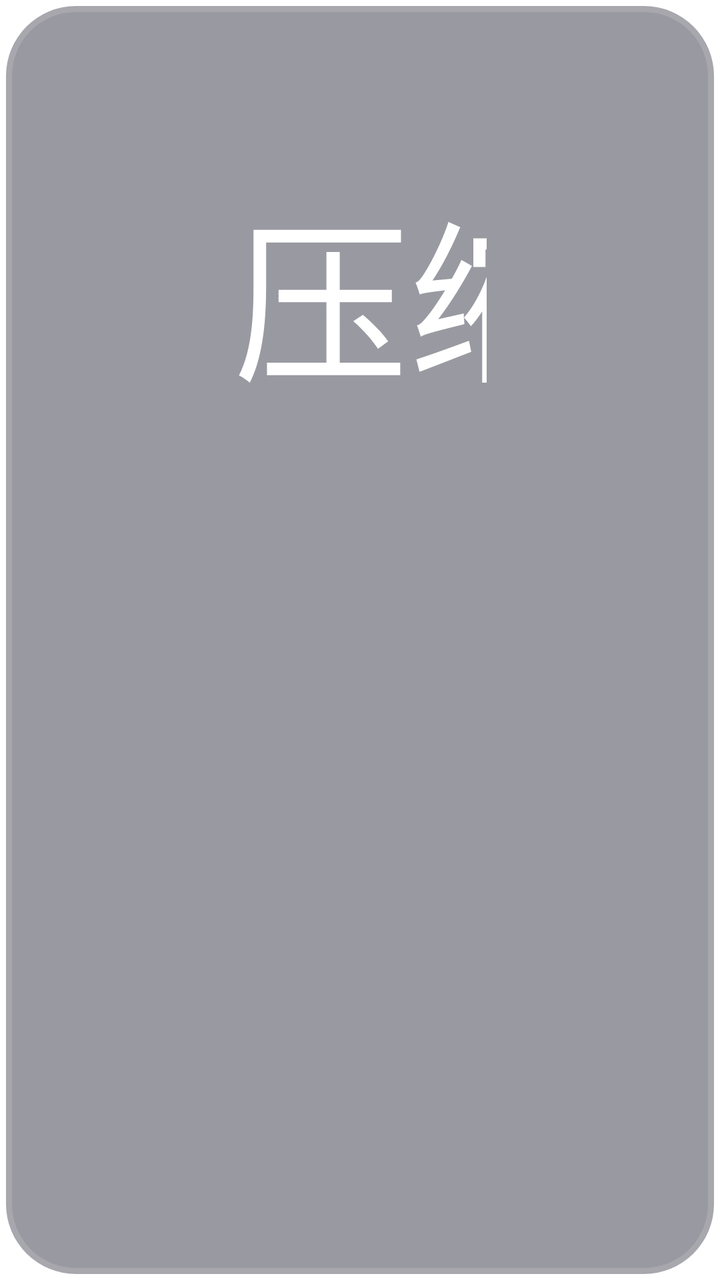
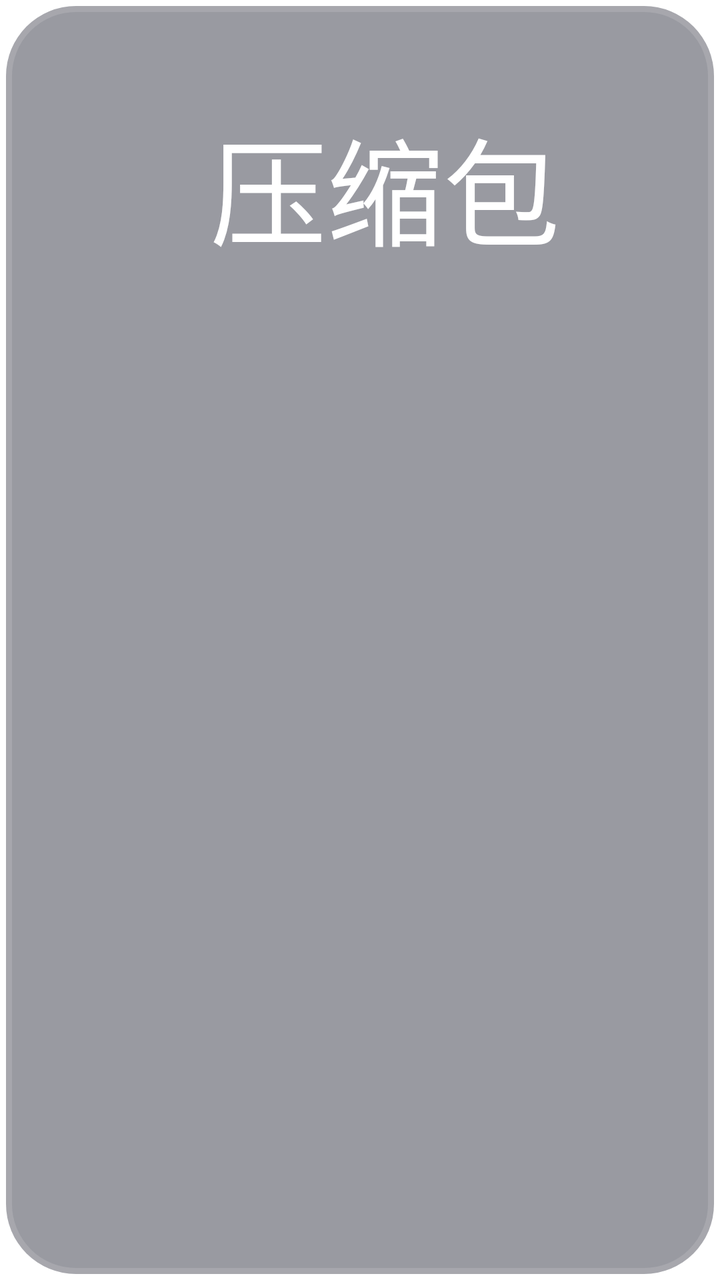

Before-and-after screenshots of an Android layout around one commit, followed by the original layout XML and the change that was made.
<!-- AndroidManifest.xml: application theme AppTheme.NoActionBar -->
<!-- res/layout/item_search_subtitle_result.xml -->
<?xml version="1.0" encoding="utf-8"?>
<FrameLayout xmlns:android="http://schemas.android.com/apk/res/android"
    android:layout_width="match_parent"
    android:layout_height="wrap_content"
    android:background="@drawable/button_danmu_setting"
    android:focusable="true">

    <LinearLayout
        android:layout_width="match_parent"
        android:layout_height="@dimen/vs_50"
        android:layout_marginBottom="@dimen/vs_10"
        android:background="@drawable/shape_setting_sort_focus"
        android:focusable="true"
        android:singleLine="true"
        android:maxLines="1"
        android:gravity="center_vertical"
        android:orientation="horizontal"
        android:paddingLeft="@dimen/vs_20"
        android:paddingRight="@dimen/vs_20"
        android:visibility="visible">

        <TextView
            android:id="@+id/subtitleName"
            android:layout_width="0dp"
            android:layout_height="wrap_content"
            android:layout_weight="1"
            android:singleLine="true"
            android:maxLines="1"
            android:text="字幕搜索结果"
            android:textColor="@color/dialog_text_primary"
            android:textSize="@dimen/ts_22" />
        <TextView
            android:id="@+id/subtitleNameInfo"
            android:layout_width="@dimen/vs_80"
            android:layout_height="wrap_content"
            android:singleLine="true"
            android:maxLines="1"
            android:text="压缩包"
            android:textColor="@color/dialog_text_primary"
            android:textSize="@dimen/ts_22" />

    </LinearLayout>
</FrameLayout>
<!-- resources referenced by this layout -->
<resources>
  <color name="dialog_text_primary">#FFFFFFFF</color>
  <dimen name="ts_22">15mm</dimen>
  <dimen name="vs_10">10mm</dimen>
  <dimen name="vs_20">20mm</dimen>
  <dimen name="vs_50">50mm</dimen>
  <dimen name="vs_80">80mm</dimen>
  <!-- drawable button_danmu_setting (drawable) -->
  <?xml version="1.0" encoding="utf-8"?>
  <selector xmlns:android="http://schemas.android.com/apk/res/android">
      <item android:state_focused="true">
          <shape>
              <corners android:radius="@dimen/vs_6" />
              <solid android:color="@color/dialog_control_bg_focused" />
              <stroke
                  android:width="@dimen/vs_1"
                  android:color="@color/dialog_control_stroke_focused" />
          </shape>
      </item>
      <item>
          <shape>
              <corners android:radius="@dimen/vs_6" />
              <solid android:color="@color/dialog_control_bg" />
              <stroke
                  android:width="@dimen/vs_1"
                  android:color="@color/dialog_control_stroke" />
          </shape>
      </item>
  </selector>
  <!-- drawable shape_setting_sort_focus (drawable) -->
  <?xml version="1.0" encoding="utf-8"?>
  <selector xmlns:android="http://schemas.android.com/apk/res/android">
      <item android:state_focused="true">
          <shape>
              <corners android:radius="5mm" />
              <stroke android:width="2mm" android:color="@android:color/white" />
          </shape>
      </item>
      <item android:state_focused="false">
          <shape>
              <solid android:color="@android:color/transparent" />
          </shape>
      </item>
  </selector>
  <style name="AppTheme.NoActionBar" parent="AppTheme">
          <item name="android:windowActionBar">false</item>
          <item name="android:windowNoTitle">true</item>
          <item name="windowActionBar">false</item>
          <item name="android:windowFullscreen">false</item>//手机版：默认保留状态栏，全屏页面运行时再隐藏
          <item name="android:windowContentOverlay">@null</item>//是否有遮盖
          <item name="windowNoTitle">true</item>
          <item name="android:keepScreenOn">true</item>
          
          <item name="android:windowBackground">@android:color/transparent</item>
      </style>
  <dimen name="vs_6">6mm</dimen>
  <color name="dialog_control_bg_focused">#CC1890FF</color>
  <dimen name="vs_1">1mm</dimen>
  <color name="dialog_control_stroke_focused">#CC02F8E1</color>
  <color name="dialog_control_bg">#80353744</color>
  <color name="dialog_control_stroke">#22FFFFFF</color>
  <style name="AppTheme" parent="Theme.AppCompat.Light.DarkActionBar">
          
          <item name="colorPrimary">@color/color_6200EE</item>
          <item name="colorPrimaryDark">@color/color_3700B3</item>
          <item name="colorAccent">@color/color_03DAC5</item>
      </style>
  <color name="color_6200EE">#6200EE</color>
  <color name="color_3700B3">#3700B3</color>
  <color name="color_03DAC5">#03DAC5</color>
</resources>

<!-- the commit's change to res/layout/item_search_subtitle_result.xml (unified diff, before → after) -->
@@ -7,16 +7,16 @@
 
     <LinearLayout
         android:layout_width="match_parent"
-        android:layout_height="@dimen/vs_50"
-        android:layout_marginBottom="@dimen/vs_10"
+        android:layout_height="@dimen/vs_32"
+        android:layout_marginBottom="@dimen/vs_6"
         android:background="@drawable/shape_setting_sort_focus"
         android:focusable="true"
         android:singleLine="true"
         android:maxLines="1"
         android:gravity="center_vertical"
         android:orientation="horizontal"
-        android:paddingLeft="@dimen/vs_20"
-        android:paddingRight="@dimen/vs_20"
+        android:paddingLeft="@dimen/vs_12"
+        android:paddingRight="@dimen/vs_12"
         android:visibility="visible">
 
         <TextView
@@ -28,16 +28,17 @@
             android:maxLines="1"
             android:text="字幕搜索结果"
             android:textColor="@color/dialog_text_primary"
-            android:textSize="@dimen/ts_22" />
+            android:textSize="@dimen/ts_14" />
         <TextView
             android:id="@+id/subtitleNameInfo"
-            android:layout_width="@dimen/vs_80"
+            android:layout_width="@dimen/vs_50"
             android:layout_height="wrap_content"
+            android:layout_marginLeft="@dimen/vs_6"
             android:singleLine="true"
             android:maxLines="1"
             android:text="压缩包"
             android:textColor="@color/dialog_text_primary"
-            android:textSize="@dimen/ts_22" />
+            android:textSize="@dimen/ts_10" />
 
     </LinearLayout>
 </FrameLayout>
<!-- resource entries referenced after the edit -->
@@ -1,11 +1,11 @@
 <!-- resources referenced by this layout -->
 <resources>
   <color name="dialog_text_primary">#FFFFFFFF</color>
-  <dimen name="ts_22">15mm</dimen>
-  <dimen name="vs_10">10mm</dimen>
-  <dimen name="vs_20">20mm</dimen>
+  <dimen name="ts_10">10mm</dimen>
+  <dimen name="ts_14">12mm</dimen>
+  <dimen name="vs_12">12mm</dimen>
+  <dimen name="vs_32">32mm</dimen>
   <dimen name="vs_50">50mm</dimen>
-  <dimen name="vs_80">80mm</dimen>
   <!-- drawable button_danmu_setting (drawable) -->
   <?xml version="1.0" encoding="utf-8"?>
   <selector xmlns:android="http://schemas.android.com/apk/res/android">
